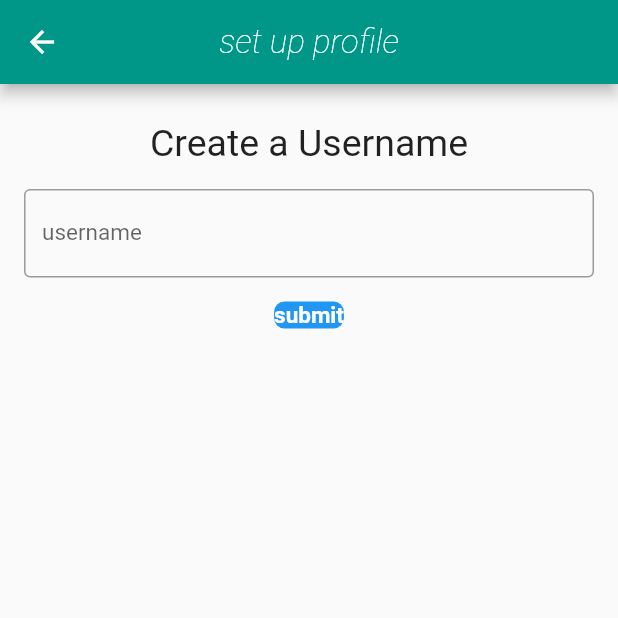
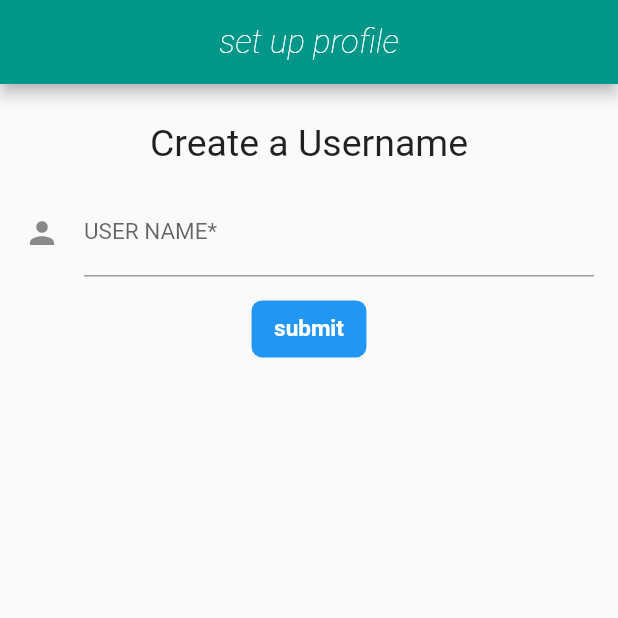
Before and after one commit to anonymousdomain/familyshare, a Flutter app: the CreateAccount screen opened directly, on a phone screen of 412 x 824 dp, the top half of it. Run offline on Flutter 3.47's test engine with Material 2 defaults, Android fonts, the light colour scheme and no system bars; our stand-ins replace cloud_firestore, firebase_core, google_sign_in; accounts and stored records are empty.

Commit message:
stroring users information at the time of sigign in

```diff
--- a/lib/pages/create_account.dart
+++ b/lib/pages/create_account.dart
@@ -1,4 +1,4 @@
-
+import 'dart:async';
 
 import 'package:familyshare/widgets/header.dart';
 import 'package:flutter/material.dart';
@@ -9,10 +9,26 @@ class CreateAccount extends StatefulWidget {
 }
 
 class _CreateAccountState extends State<CreateAccount> {
+  late String username;
+  final _formkey = GlobalKey<FormState>();
+  final _scaffoldKey = GlobalKey<ScaffoldState>();
+  submit() {
+    final form = _formkey.currentState;
+    if (form!.validate()) {
+      form.save();
+      SnackBar snackBar = SnackBar(content: Text('welcome ${username}'));
+      ScaffoldMessenger.of(context).showSnackBar(snackBar);
+      Timer(Duration(seconds: 2), () {
+        Navigator.pop(context, username);
+      });
+    }
+  }
+
   @override
   Widget build(BuildContext parentContext) {
     return Scaffold(
-      appBar: header(context, titleText: "set up profile"),
+      key: _scaffoldKey,
+      appBar: header(context, titleText: "set up profile",removeBackButton: true),
       body: ListView(
         children: [
           Container(
@@ -29,16 +45,28 @@ class _CreateAccountState extends State<CreateAccount> {
               Padding(
                 padding: EdgeInsets.all(16.0),
                 child: Form(
+                    key: _formkey,
                     child: TextFormField(
-                  decoration: InputDecoration(
-                      border: OutlineInputBorder(),
-                      labelText: 'username ',
-                      labelStyle: TextStyle(fontSize: 15.0),
-                      hintText: 'must be at least 3 characters'),
-                )),
+                      validator: (value) {
+                        if (value!.trim().length < 3 || value.isEmpty) {
+                          return 'username is too short';
+                        } else if (value.trim().length > 12) {
+                          return 'username is to long';
+                        }
+                        return null;
+                      },
+                      onSaved: (newValue) => username = newValue!,
+                      decoration: InputDecoration(
+                          icon: Icon(Icons.person),
+                          labelText: 'USER NAME*',
+                          labelStyle: TextStyle(fontSize: 15.0),
+                          hintText: 'must be at least 3 characters'),
+                    )),
               ),
               GestureDetector(
+                onTap: submit,
                 child: Container(
+                  padding: EdgeInsets.fromLTRB(15.0, 10.0, 15.0, 10.0),
                   decoration: BoxDecoration(
                     color: Colors.blue,
                     borderRadius: BorderRadius.circular(7.0),
--- a/lib/pages/home.dart
+++ b/lib/pages/home.dart
@@ -1,4 +1,5 @@
 import 'package:cloud_firestore/cloud_firestore.dart';
+import 'package:familyshare/models/user.dart';
 import 'package:familyshare/pages/activity_feed.dart';
 import 'package:familyshare/pages/create_account.dart';
 import 'package:familyshare/pages/profile.dart';
@@ -10,6 +11,7 @@ import 'package:flutter/material.dart';
 import 'package:google_sign_in/google_sign_in.dart';
 
 final googleSignIn = GoogleSignIn();
+late User currentUser;
 
 class Home extends StatefulWidget {
   @override
@@ -20,6 +22,7 @@ class _HomeState extends State<Home> {
   bool isAuth = false;
   late PageController pageController;
   int pageIndex = 0;
+  Timestamp timestamp = Timestamp.now();
   @override
   void initState() {
     super.initState();
@@ -75,11 +78,23 @@ class _HomeState extends State<Home> {
   createUser() async {
     //check if user exists
     final GoogleSignInAccount? user = googleSignIn.currentUser;
-    final DocumentSnapshot doc = await db.doc(user?.id).get();
+    DocumentSnapshot doc = await db.doc(user?.id).get();
     if (!doc.exists) {
-      Navigator.push(
+      final username = await Navigator.push(
           context, MaterialPageRoute(builder: (context) => CreateAccount()));
+      db.doc(user?.id).set({
+        'id': user?.id,
+        'username': username,
+        'photoUrl': user?.photoUrl,
+        'email': user?.email,
+        'displayName': user?.displayName,
+        'bio': '',
+        'timestamp': timestamp
+      });
     }
+    currentUser = User.fromDocument(doc);
+    print(currentUser);
+    print(currentUser.email);
   }
 
   @override
@@ -92,16 +107,17 @@ class _HomeState extends State<Home> {
   Scaffold buildAuthScreen() {
     return Scaffold(
       body: PageView(
+        controller: pageController,
+        onPageChanged: onPageChanged,
+        physics: NeverScrollableScrollPhysics(),
         children: [
-          Timeline(),
+          // Timeline(),
+          ElevatedButton(onPressed: logout, child: Text('logout')),
           ActivityFeed(),
           Upload(),
           Search(),
           Profile(),
         ],
-        controller: pageController,
-        onPageChanged: onPageChanged,
-        physics: NeverScrollableScrollPhysics(),
       ),
       bottomNavigationBar: CupertinoTabBar(
         currentIndex: pageIndex,
--- a/lib/pages/timeline.dart
+++ b/lib/pages/timeline.dart
@@ -14,7 +14,7 @@ class Timeline extends StatefulWidget {
 class _TimelineState extends State<Timeline> {
   @override
   void initState() {
-    Firebase.initializeApp();
+
     super.initState();
   }
 
--- a/lib/widgets/header.dart
+++ b/lib/widgets/header.dart
@@ -1,7 +1,8 @@
 import 'package:flutter/material.dart';
 
-AppBar header(context,{bool isAppTitle=false,String titleText=''}) {
+AppBar header(context,{bool isAppTitle=false,String titleText='',removeBackButton=false}) {
   return AppBar(
+    automaticallyImplyLeading: removeBackButton?false:true,
     title: Text(
       isAppTitle?"FamilyShare":titleText,
       style: TextStyle(
```
